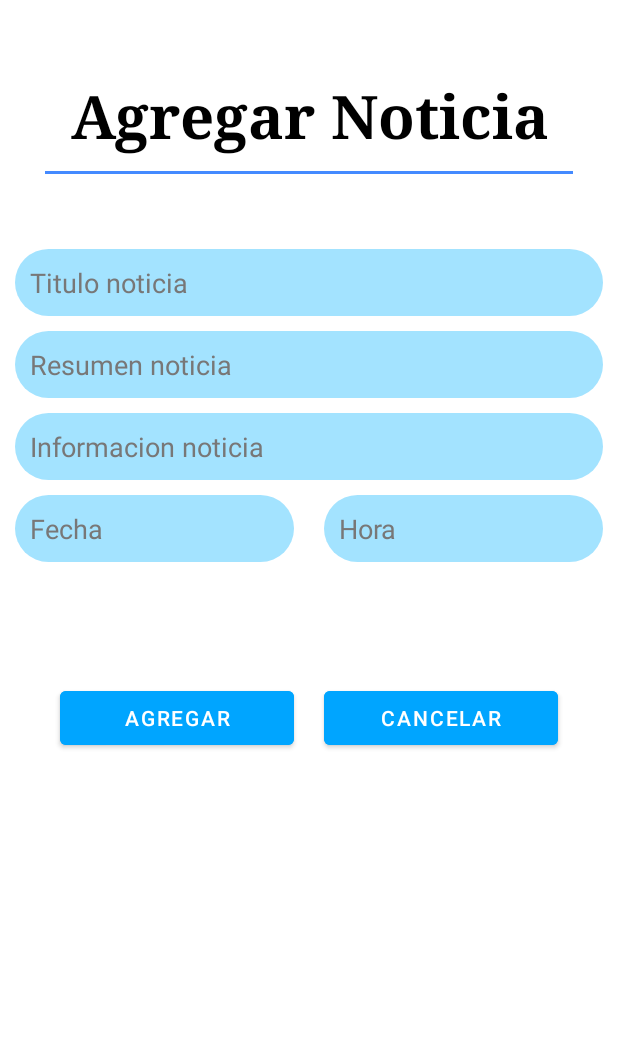
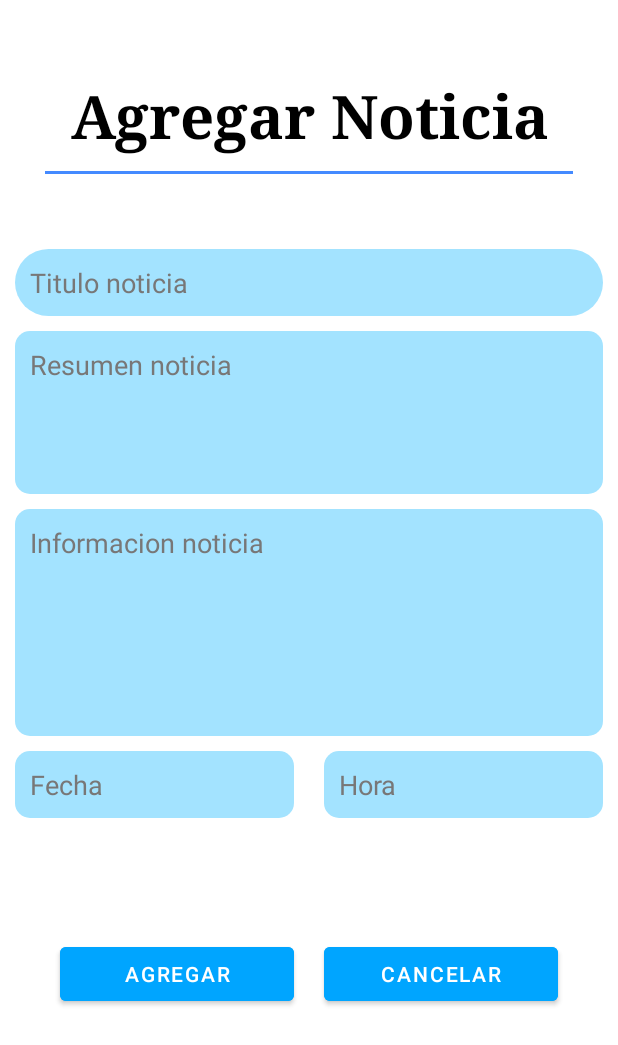
Before and after one commit to Sonyei888/Info_uni, an Android app: the AdminAgregarNoticia screen opened directly, with no data from a screen before it, on a phone screen of 412 x 824 dp. Shown: the top 1045 px of the screen. Run offline under Robolectric (Android 15) with nearby library versions, the phone set to English and light mode, and no system bars.

Commit message:
Se arregla radius

```diff
--- a/app/src/main/res/drawable/costom_imput.xml
+++ b/app/src/main/res/drawable/costom_imput.xml
@@ -11,7 +11,7 @@
     <item android:state_enabled="true" >
         <shape android:shape="rectangle">
             <solid android:color="#00A5FF"/>
-            <corners android:radius="40dp"/>
+            <corners android:radius="10dp"/>
             <stroke android:color="@android:color/darker_gray"/>
 
         </shape>
--- a/app/src/main/res/layout/activity_admin_agregar_noticia.xml
+++ b/app/src/main/res/layout/activity_admin_agregar_noticia.xml
@@ -71,8 +71,10 @@
             android:backgroundTint="#A3E3FF"
             android:drawablePadding="12dp"
             android:ems="01"
+            android:gravity="top"
             android:hint="Resumen noticia"
             android:inputType="textMultiLine"
+            android:lines="4"
             android:paddingStart="10dp"
             android:paddingTop="10dp"
             android:paddingEnd="10dp"
@@ -91,8 +93,10 @@
             android:backgroundTint="#A3E3FF"
             android:drawablePadding="12dp"
             android:ems="01"
+            android:gravity="top"
             android:hint="Informacion noticia"
             android:inputType="textMultiLine"
+            android:lines="6"
             android:paddingStart="10dp"
             android:paddingTop="10dp"
             android:paddingEnd="10dp"
```
Also changed, not shown: app/src/main/res/layout/activity_admin_ver_noticias.xml (+35 -2 lines).
